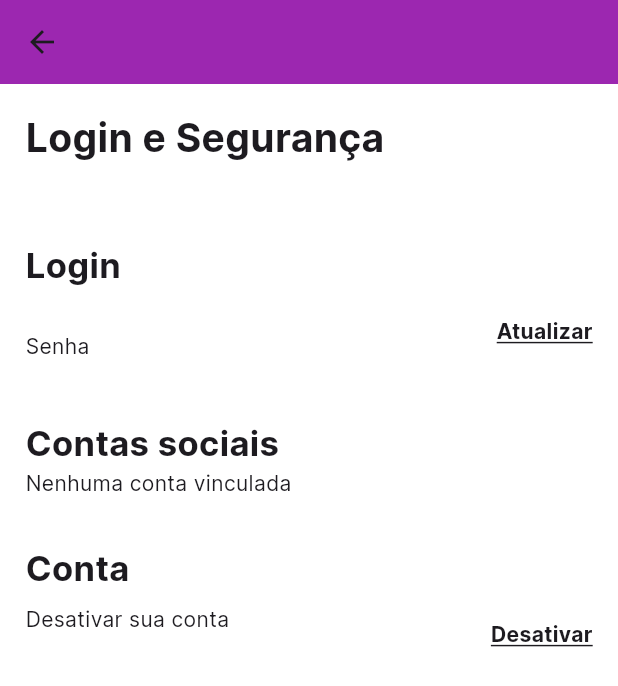
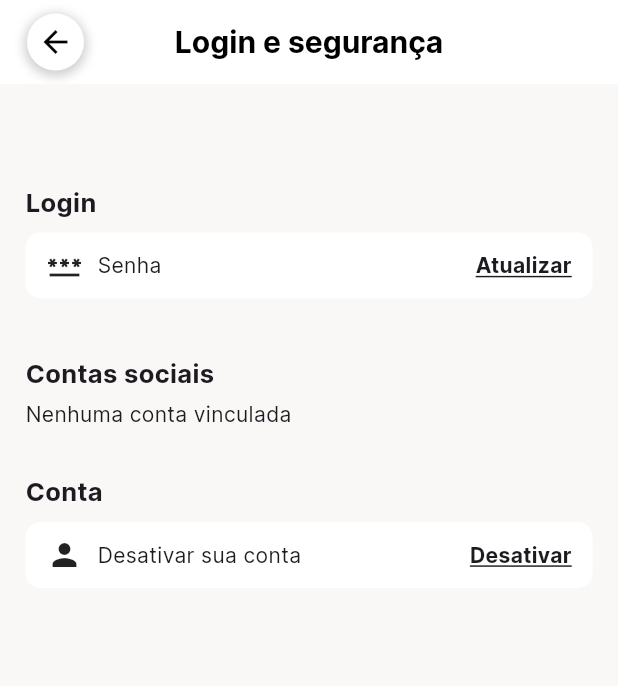
Before and after one commit to rodrigoaugusto99/git_flutter_festou, a Flutter app: the LoginSeguranca screen opened directly, on a phone screen of 412 x 824 dp. Shown: the top 686 px of the screen. Run offline on Flutter 3.47's test engine with Material 3 defaults, Android fonts, the phone set to English and light mode, and no system bars; our stand-ins replace animate_do, carousel_slider, cloud_firestore, firebase_auth, firebase_core, firebase_storage and 18 more; missing offline and left inert: flutter_holo_date_picker_widget, search_cep, social_share, svg_flutter, validatorless; accounts and stored records are empty; generated files the repository leaves out were written again; project files that could hold a hidden picture were left out.

Commit message:
style - "Login e seguranca"

```diff
--- a/lib/src/features/bottomNavBar/profile/pages/informações pessoais/informacoes_pessoais.dart
+++ b/lib/src/features/bottomNavBar/profile/pages/informações pessoais/informacoes_pessoais.dart
@@ -242,7 +242,6 @@ class _InformacoesPessoaisState extends ConsumerState<InformacoesPessoais> {
                       return const Text('Nenhum documento encontrado.');
                     }
                   }),
-
               myRow(
                 label: 'Nome civil',
                 controller: nameEC,
@@ -255,14 +254,10 @@ class _InformacoesPessoaisState extends ConsumerState<InformacoesPessoais> {
                 label: 'E-mail',
                 controller: emailEC,
               ),
-
-              //endereço
-
               myRow(
                 label: 'CEP',
                 controller: cepEC,
               ),
-
               myRow(
                 label: 'Logradouro',
                 controller: logradourolEC,
--- a/lib/src/features/bottomNavBar/profile/pages/login e segurança/login_seguranca.dart
+++ b/lib/src/features/bottomNavBar/profile/pages/login e segurança/login_seguranca.dart
@@ -228,8 +228,41 @@ class _LoginSegurancaState extends ConsumerState<LoginSeguranca>
   @override
   Widget build(BuildContext context) {
     return Scaffold(
+      backgroundColor: const Color.fromARGB(255, 250, 247, 247),
       appBar: AppBar(
-        title: const Text(''),
+        leading: Padding(
+          padding: const EdgeInsets.only(left: 18.0),
+          child: Container(
+            decoration: BoxDecoration(
+              //color: Colors.white.withOpacity(0.7),
+              color: Colors.white,
+              shape: BoxShape.circle,
+              boxShadow: [
+                BoxShadow(
+                  color: Colors.grey.withOpacity(0.5),
+                  spreadRadius: 2,
+                  blurRadius: 5,
+                  offset: const Offset(0, 2), // changes position of shadow
+                ),
+              ],
+            ),
+            child: InkWell(
+              onTap: () => Navigator.of(context).pop(),
+              child: const Icon(
+                Icons.arrow_back,
+                color: Colors.black,
+              ),
+            ),
+          ),
+        ),
+        centerTitle: true,
+        title: const Text(
+          'Login e segurança',
+          style: TextStyle(
+              fontSize: 20, fontWeight: FontWeight.bold, color: Colors.black),
+        ),
+        elevation: 0,
+        backgroundColor: Colors.white,
       ),
       body: SingleChildScrollView(
         child: Padding(
@@ -237,20 +270,13 @@ class _LoginSegurancaState extends ConsumerState<LoginSeguranca>
           child: Column(
             crossAxisAlignment: CrossAxisAlignment.start,
             children: [
-              const Text(
-                'Login e Segurança',
-                style: TextStyle(
-                  fontSize: 26,
-                  fontWeight: FontWeight.bold,
-                ),
-              ),
               const SizedBox(height: 50),
               const Text(
                 'Login',
-                style: TextStyle(fontSize: 23, fontWeight: FontWeight.bold),
+                style: TextStyle(fontSize: 17, fontWeight: FontWeight.bold),
               ),
               MyRow(
-                title: '',
+                widget: const Icon(Icons.password),
                 subtitle: 'Senha',
                 textButton: !isUpdatingPassword ? 'Atualizar' : 'Cancelar',
                 onTap: () {
@@ -304,12 +330,20 @@ class _LoginSegurancaState extends ConsumerState<LoginSeguranca>
               const SizedBox(height: 30),
               const Text(
                 'Contas sociais',
-                style: TextStyle(fontSize: 23, fontWeight: FontWeight.bold),
+                style: TextStyle(fontSize: 17, fontWeight: FontWeight.bold),
               ),
+              const SizedBox(height: 5),
               providers.contains("google.com")
                   ? Column(
                       children: [
-                        Row(
+                        Container(
+                          padding: const EdgeInsets.symmetric(
+                              vertical: 10, horizontal: 14),
+                          decoration: BoxDecoration(
+                            borderRadius: BorderRadius.circular(10),
+                            color: Colors.white,
+                          ),
+                          child: Row(
                             mainAxisAlignment: MainAxisAlignment.spaceBetween,
                             children: [
                               Row(
@@ -327,7 +361,8 @@ class _LoginSegurancaState extends ConsumerState<LoginSeguranca>
                               ),
                               InkWell(
                                 onTap: () async {
-                                final user = FirebaseAuth.instance.currentUser;
+                                  final user =
+                                      FirebaseAuth.instance.currentUser;
 
                                   if (user != null) {
                                     try {
@@ -369,6 +404,7 @@ class _LoginSegurancaState extends ConsumerState<LoginSeguranca>
                               ),
                             ],
                           ),
+                        ),
                       ],
                     )
                   : Container(),
@@ -382,11 +418,11 @@ class _LoginSegurancaState extends ConsumerState<LoginSeguranca>
               const SizedBox(height: 30),
               const Text(
                 'Conta',
-                style: TextStyle(fontSize: 23, fontWeight: FontWeight.bold),
+                style: TextStyle(fontSize: 17, fontWeight: FontWeight.bold),
               ),
               MyRow(
-                  title: 'Desativar sua conta',
-                  subtitle: '',
+                  widget: const Icon(Icons.person),
+                  subtitle: 'Desativar sua conta',
                   textButton: 'Desativar',
                   onTap: () async {
                     final user = FirebaseAuth.instance.currentUser;
@@ -476,23 +512,32 @@ class _LoginSegurancaState extends ConsumerState<LoginSeguranca>
   }
 
   Widget MyRow({
-    required String title,
     required String subtitle,
     required String textButton,
+    Widget? widget,
     required final VoidCallback onTap,
   }) {
     return Padding(
       padding: const EdgeInsets.symmetric(vertical: 8.0),
+      child: Container(
+        decoration: BoxDecoration(
+          borderRadius: BorderRadius.circular(10),
+          color: Colors.white,
+        ),
+        padding: const EdgeInsets.symmetric(vertical: 10, horizontal: 14),
         child: Row(
-        mainAxisAlignment: MainAxisAlignment.spaceBetween,
           children: [
-          Column(
-            crossAxisAlignment: CrossAxisAlignment.start,
+            if (widget != null)
+              Row(
                 children: [
-              Text(title),
-              Text(subtitle),
+                  widget,
+                  const SizedBox(
+                    width: 10,
+                  ),
                 ],
               ),
+            Text(subtitle),
+            const Spacer(),
             InkWell(
               onTap: onTap,
               child: Text(
@@ -505,6 +550,7 @@ class _LoginSegurancaState extends ConsumerState<LoginSeguranca>
             ),
           ],
         ),
+      ),
     );
   }
 }
```
Lines whose indentation alone changed are shown as unchanged.
